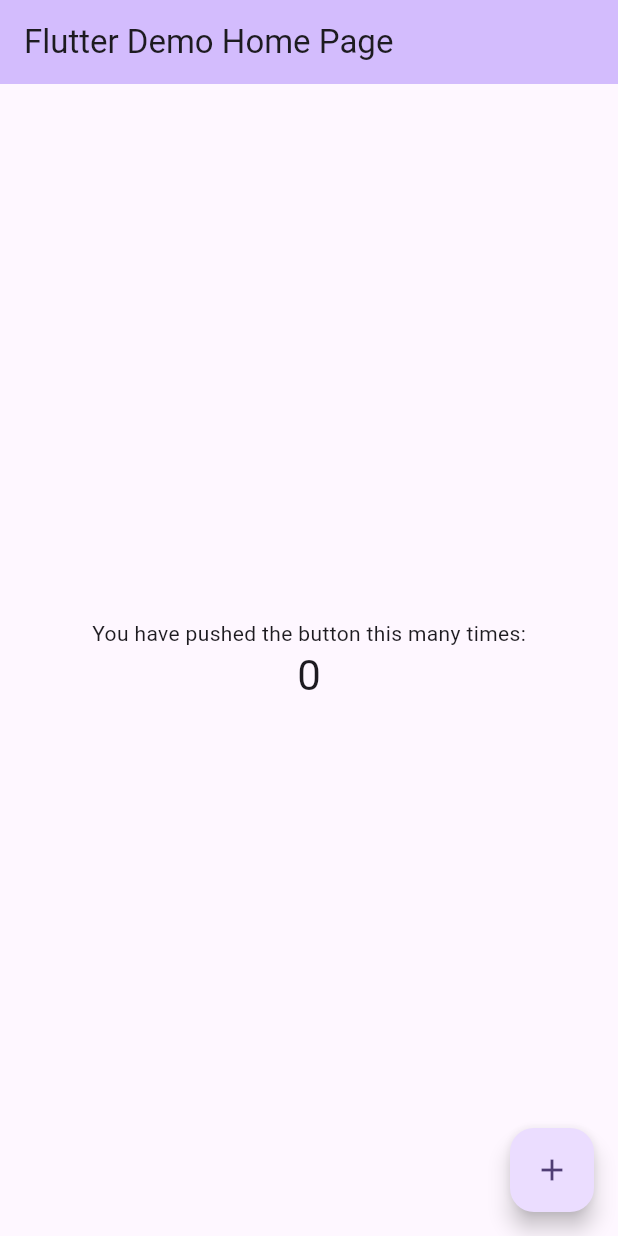
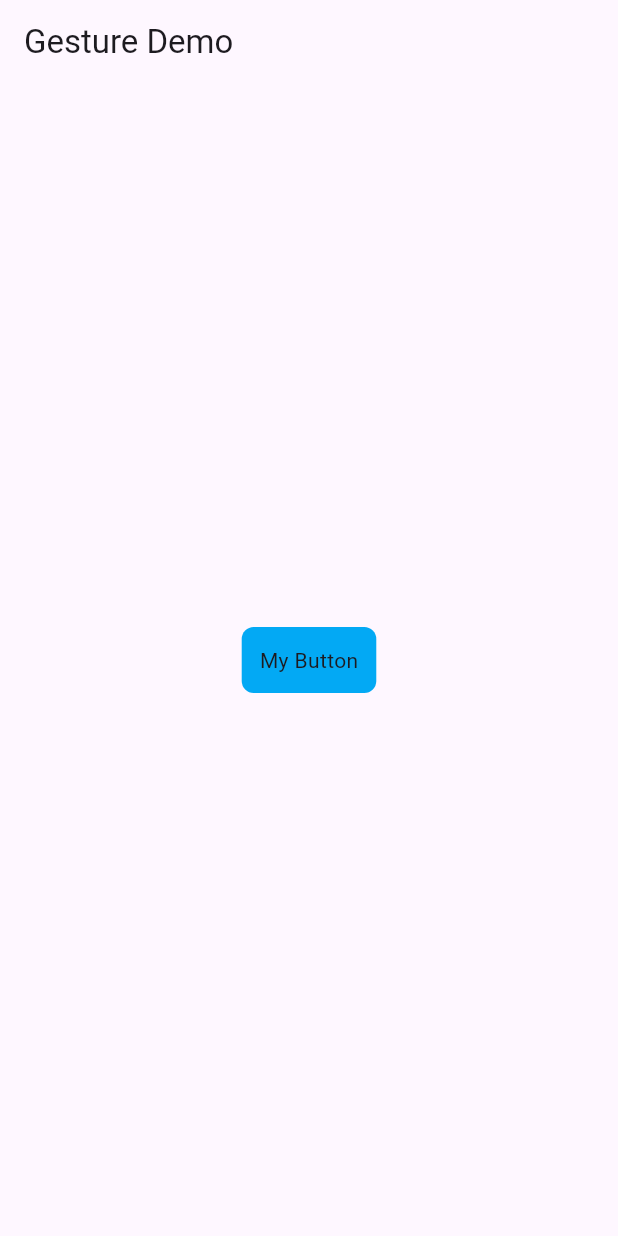
Before and after one commit to sereneheart888/Flutter-Gestures, a Flutter app: the screen it shows after launch, on a phone screen of 412 x 824 dp. Run offline on Flutter 3.47's test engine with Material 3 defaults, Android fonts, the phone set to English and light mode, and no system bars.

Commit message:
[A] handle tap

```diff
--- a/flutter_gestures/lib/main.dart
+++ b/flutter_gestures/lib/main.dart
@@ -10,33 +10,15 @@
   // This widget is the root of your application.
   @override
   Widget build(BuildContext context) {
-    return MaterialApp(
-      title: 'Flutter Demo',
-      theme: ThemeData(
-        // This is the theme of your application.
-        //
-        // TRY THIS: Try running your application with "flutter run". You'll see
-        // the application has a purple toolbar. Then, without quitting the app,
-        // try changing the seedColor in the colorScheme below to Colors.green
-        // and then invoke "hot reload" (save your changes or press the "hot
-        // reload" button in a Flutter-supported IDE, or press "r" if you used
-        // the command line to start the app).
-        //
-        // Notice that the counter didn't reset back to zero; the application
-        // state is not lost during the reload. To reset the state, use hot
-        // restart instead.
-        //
-        // This works for code too, not just values: Most code changes can be
-        // tested with just a hot reload.
-        colorScheme: ColorScheme.fromSeed(seedColor: Colors.deepPurple),
-        useMaterial3: true,
-      ),
-      home: const MyHomePage(title: 'Flutter Demo Home Page'),
+    const title = "Gesture Demo";
+    return const MaterialApp(
+      title: title,
+      home: MyHomePage(title: title),
     );
   }
 }
 
-class MyHomePage extends StatefulWidget {
+class MyHomePage extends StatelessWidget {
   const MyHomePage({super.key, required this.title});
 
   // This widget is the home page of your application. It is stateful, meaning
@@ -51,75 +33,36 @@
   final String title;
 
   @override
-  State<MyHomePage> createState() => _MyHomePageState();
+  Widget build(BuildContext context) {
+    return Scaffold(
+      appBar: AppBar(
+        title: Text(title),
+      ),
+      body: const Center(
+        child: MyButton(),
+      ),
+    );
+  }
 }
 
-class _MyHomePageState extends State<MyHomePage> {
-  int _counter = 0;
-
-  void _incrementCounter() {
-    setState(() {
-      // This call to setState tells the Flutter framework that something has
-      // changed in this State, which causes it to rerun the build method below
-      // so that the display can reflect the updated values. If we changed
-      // _counter without calling setState(), then the build method would not be
-      // called again, and so nothing would appear to happen.
-      _counter++;
-    });
-  }
+class MyButton extends StatelessWidget {
+  const MyButton({super.key});
 
   @override
   Widget build(BuildContext context) {
-    // This method is rerun every time setState is called, for instance as done
-    // by the _incrementCounter method above.
-    //
-    // The Flutter framework has been optimized to make rerunning build methods
-    // fast, so that you can just rebuild anything that needs updating rather
-    // than having to individually change instances of widgets.
-    return Scaffold(
-      appBar: AppBar(
-        // TRY THIS: Try changing the color here to a specific color (to
-        // Colors.amber, perhaps?) and trigger a hot reload to see the AppBar
-        // change color while the other colors stay the same.
-        backgroundColor: Theme.of(context).colorScheme.inversePrimary,
-        // Here we take the value from the MyHomePage object that was created by
-        // the App.build method, and use it to set our appbar title.
-        title: Text(widget.title),
+    return GestureDetector(
+      onTap: () {
+        const snackBar = SnackBar(content: Text('Tap'));
+        ScaffoldMessenger.of(context).showSnackBar(snackBar);
+      },
+      child: Container(
+        padding: const EdgeInsets.all(12),
+        decoration: BoxDecoration(
+          color: Colors.lightBlue,
+          borderRadius: BorderRadius.circular(8),
+        ),
+        child: const Text('My Button'),
       ),
-      body: Center(
-        // Center is a layout widget. It takes a single child and positions it
-        // in the middle of the parent.
-        child: Column(
-          // Column is also a layout widget. It takes a list of children and
-          // arranges them vertically. By default, it sizes itself to fit its
-          // children horizontally, and tries to be as tall as its parent.
-          //
-          // Column has various properties to control how it sizes itself and
-          // how it positions its children. Here we use mainAxisAlignment to
-          // center the children vertically; the main axis here is the vertical
-          // axis because Columns are vertical (the cross axis would be
-          // horizontal).
-          //
-          // TRY THIS: Invoke "debug painting" (choose the "Toggle Debug Paint"
-          // action in the IDE, or press "p" in the console), to see the
-          // wireframe for each widget.
-          mainAxisAlignment: MainAxisAlignment.center,
-          children: <Widget>[
-            const Text(
-              'You have pushed the button this many times:',
-            ),
-            Text(
-              '$_counter',
-              style: Theme.of(context).textTheme.headlineMedium,
-            ),
-          ],
-        ),
-      ),
-      floatingActionButton: FloatingActionButton(
-        onPressed: _incrementCounter,
-        tooltip: 'Increment',
-        child: const Icon(Icons.add),
-      ), // This trailing comma makes auto-formatting nicer for build methods.
     );
   }
 }
```
Also changed, not shown: 7 other files.
